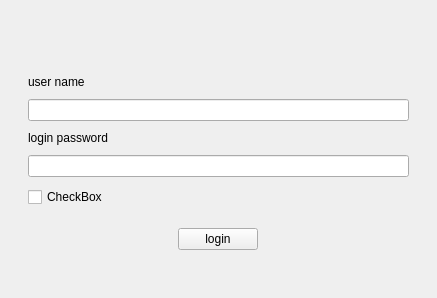
The window that MainApp/src/UiLogin.ui (AlexRain/BRSystem) describes before a commit, drawn with Qt 5.
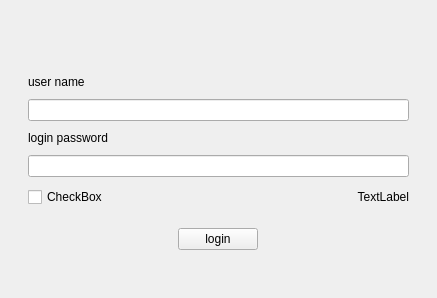
The same window after the commit.

Patch:
```diff
--- a/MainApp/src/UiLogin.ui
+++ b/MainApp/src/UiLogin.ui
@@ -107,6 +107,19 @@
            </property>
           </widget>
          </item>
+         <item row="5" column="1">
+          <widget class="QLabel" name="label_qq">
+           <property name="layoutDirection">
+            <enum>Qt::LeftToRight</enum>
+           </property>
+           <property name="text">
+            <string>TextLabel</string>
+           </property>
+           <property name="alignment">
+            <set>Qt::AlignRight|Qt::AlignTrailing|Qt::AlignVCenter</set>
+           </property>
+          </widget>
+         </item>
         </layout>
        </item>
        <item>
```
